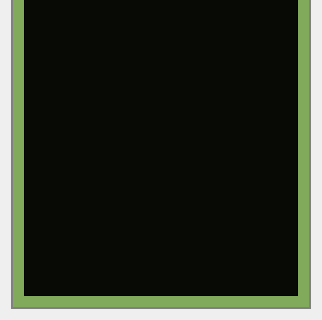
Before: the Qt Designer form PC/gui/TKN_Window.ui in chrispap/TKN, drawn with Qt 5; both pictures show x 0 to 322 and y 201 to 521 of the 322 by 521 pixel window.
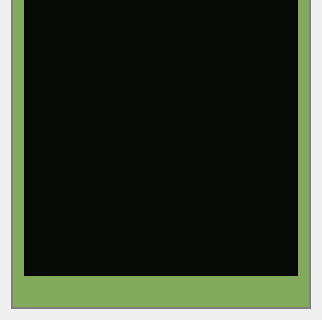
After: the same form once the commit is applied. Icons and pictures are not drawn.

The edit to the form file:
```diff
--- a/PC/gui/TKN_Window.ui
+++ b/PC/gui/TKN_Window.ui
@@ -10,12 +10,6 @@
     <height>519</height>
    </rect>
   </property>
-  <property name="sizePolicy">
-   <sizepolicy hsizetype="Minimum" vsizetype="Preferred">
-    <horstretch>0</horstretch>
-    <verstretch>0</verstretch>
-   </sizepolicy>
-  </property>
   <property name="windowTitle">
    <string>TKN GUI</string>
   </property>
@@ -75,12 +69,6 @@
         <height>480</height>
        </size>
       </property>
-      <property name="maximumSize">
-       <size>
-        <width>300</width>
-        <height>480</height>
-       </size>
-      </property>
       <property name="title">
        <string>TKN Status</string>
       </property>
@@ -178,6 +166,16 @@
          </property>
         </widget>
        </item>
+       <item>
+        <widget class="QLabel" name="labelAVR">
+         <property name="text">
+          <string/>
+         </property>
+         <property name="alignment">
+          <set>Qt::AlignCenter</set>
+         </property>
+        </widget>
+       </item>
       </layout>
      </widget>
     </item>
```
